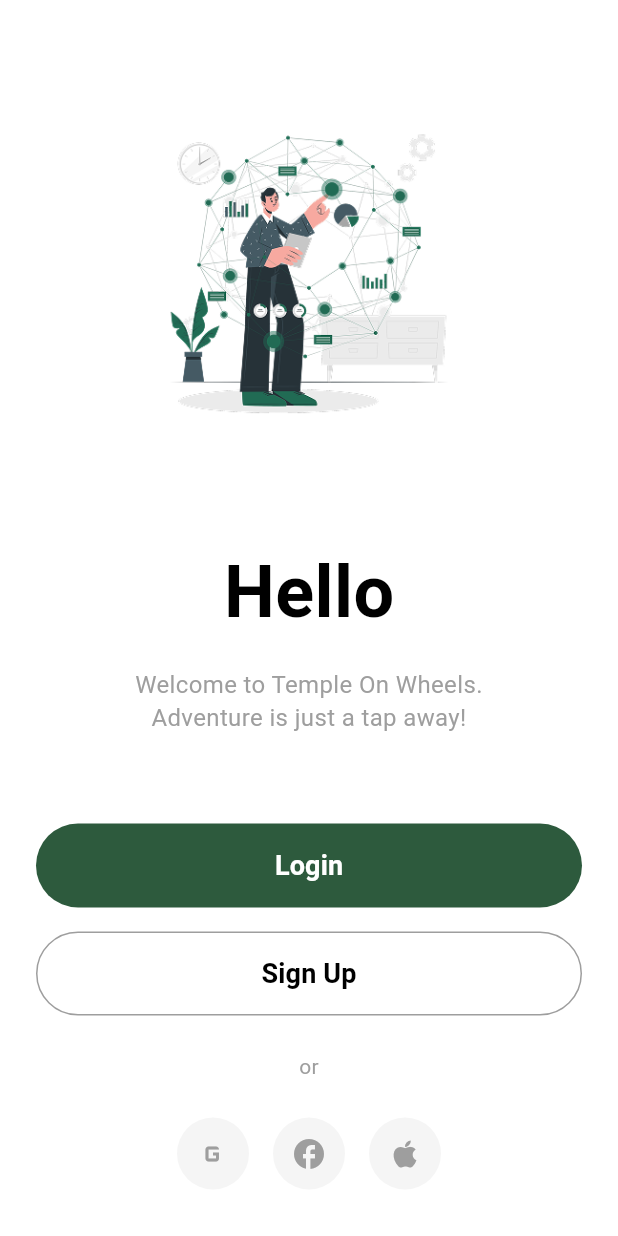
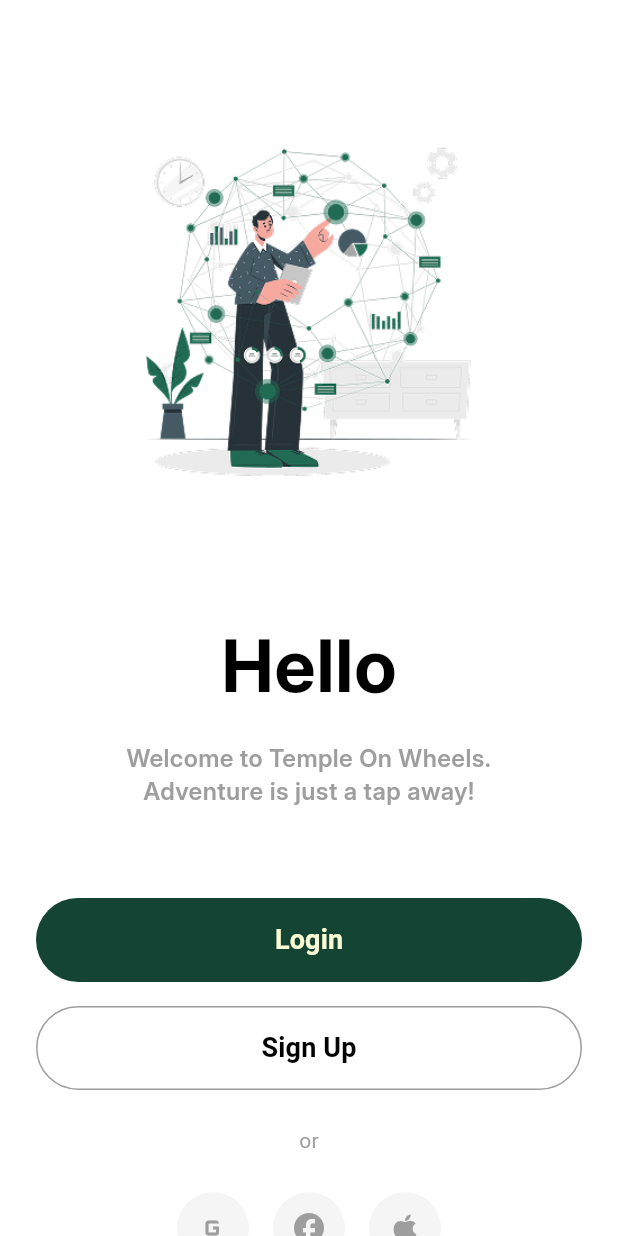
Before and after one commit to Sovichet-Rathanak/Temple-On-Wheel, a Flutter app: the screen it shows after launch, after a tap on "Start Your Journey", on a phone screen of 412 x 824 dp. Run offline on Flutter 3.47's test engine with Material 3 defaults, Android fonts, the phone set to English and light mode, and no system bars; our stand-ins replace carousel_slider, firebase_auth, firebase_core, flutter_credit_card, flutter_rating_bar, go_router; accounts and stored records are empty.

Commit message:
polish landing and auth page

```diff
--- a/lib/screens/Authen_Pages/landing_screen.dart
+++ b/lib/screens/Authen_Pages/landing_screen.dart
@@ -1,5 +1,6 @@
 import 'package:flutter/material.dart';
 import 'package:go_router/go_router.dart';
+import 'package:temple_on_wheel/constants/theme.dart';
 
 class LandingScreen extends StatelessWidget {
   const LandingScreen({super.key});
@@ -12,52 +13,53 @@ class LandingScreen extends StatelessWidget {
         child: Padding(
           padding: const EdgeInsets.symmetric(horizontal: 24.0),
           child: Column(
-            mainAxisAlignment: MainAxisAlignment.center,
             children: [
               const Spacer(),
 
-              // Main illustration - clickable but no navigation
+              // Main illustration - larger
               GestureDetector(
                 onTap: () {
-                  // Image is clickable but doesn't navigate anywhere
                   print('Landing image tapped');
                 },
-                child: Container(
-                  width: 300,
-                  height: 200,
-                  child: Image.asset(
-                    'assets/landing.png',
-                    width: 300,
-                    height: 200,
-                    fit: BoxFit.contain,
-                  ),
+                child: SizedBox(
+                  width: MediaQuery.of(context).size.width * 2,
+                  height: MediaQuery.of(context).size.width * .7,
+                  child: Image.asset('assets/landing.png', fit: BoxFit.contain),
                 ),
               ),
 
               const SizedBox(height: 40),
 
-              // Title
-              const Text(
+              // Title aligned to start
+              Align(
+                alignment: Alignment.centerLeft,
+                child: Text(
                   'Temple\nOn\nWheels',
-                textAlign: TextAlign.center,
-                style: TextStyle(
+                  textAlign: TextAlign.left,
+                  style: const TextStyle(
                     fontSize: 48,
+                    fontFamily: "ClimateCrisis",
                     fontWeight: FontWeight.bold,
                     color: Colors.black,
                     height: 1.1,
                   ),
                 ),
+              ),
 
               const SizedBox(height: 24),
 
-              // Subtitle
-              const Text(
+              // Subtitle aligned to start
+              Align(
+                alignment: Alignment.centerLeft,
+                child: Text(
                   'Ride through the heart of Siem Reap and uncover its hidden wonders.',
-                textAlign: TextAlign.center,
-                style: TextStyle(
+                  textAlign: TextAlign.left,
+                  style: const TextStyle(
                     fontSize: 16,
+                    fontWeight: FontWeight.w600,
                     color: Colors.grey,
                     height: 1.4,
+                  ),
                 ),
               ),
 
@@ -72,8 +74,8 @@ class LandingScreen extends StatelessWidget {
                     context.push('/onboarding');
                   },
                   style: ElevatedButton.styleFrom(
-                    backgroundColor: const Color(0xFF2D5A3D),
-                    foregroundColor: Colors.white,
+                    backgroundColor: kMainThemeColor,
+                    foregroundColor: kSecondaryThemeColor,
                     shape: RoundedRectangleBorder(
                       borderRadius: BorderRadius.circular(28),
                     ),
@@ -82,8 +84,9 @@ class LandingScreen extends StatelessWidget {
                   child: const Text(
                     'Start Your Journey',
                     style: TextStyle(
+                      fontFamily: "Inter",
                       fontSize: 18,
-                      fontWeight: FontWeight.w600,
+                      fontWeight: FontWeight.bold,
                     ),
                   ),
                 ),
--- a/lib/screens/Authen_Pages/onboarding_screen.dart
+++ b/lib/screens/Authen_Pages/onboarding_screen.dart
@@ -1,5 +1,6 @@
 import 'package:flutter/material.dart';
 import 'package:go_router/go_router.dart';
+import 'package:temple_on_wheel/constants/theme.dart';
 
 class OnboardingScreen extends StatelessWidget {
   const OnboardingScreen({super.key});
@@ -14,7 +15,8 @@ class OnboardingScreen extends StatelessWidget {
             padding: const EdgeInsets.symmetric(horizontal: 24.0),
             child: ConstrainedBox(
               constraints: BoxConstraints(
-                minHeight: MediaQuery.of(context).size.height -
+                minHeight:
+                    MediaQuery.of(context).size.height -
                     MediaQuery.of(context).padding.top -
                     MediaQuery.of(context).padding.bottom,
               ),
@@ -23,18 +25,16 @@ class OnboardingScreen extends StatelessWidget {
                 children: [
                   const SizedBox(height: 40),
 
-                  // Main illustration - clickable but no navigation
+                  // Main illustration - larger image
                   GestureDetector(
                     onTap: () {
                       print('Onboarding image tapped');
                     },
                     child: Container(
-                      width: 280,
-                      height: 280,
+                      width: MediaQuery.of(context).size.width * 0.8,
+                      height: MediaQuery.of(context).size.width * 0.8,
                       child: Image.asset(
                         'assets/Authen.png',
-                        width: 280,
-                        height: 280,
                         fit: BoxFit.contain,
                       ),
                     ),
@@ -47,6 +47,7 @@ class OnboardingScreen extends StatelessWidget {
                     'Hello',
                     style: TextStyle(
                       fontSize: 48,
+                      fontFamily: "Inter",
                       fontWeight: FontWeight.bold,
                       color: Colors.black,
                     ),
@@ -59,7 +60,9 @@ class OnboardingScreen extends StatelessWidget {
                     'Welcome to Temple On Wheels.\nAdventure is just a tap away!',
                     textAlign: TextAlign.center,
                     style: TextStyle(
+                      fontFamily: "Inter",
                       fontSize: 16,
+                      fontWeight: FontWeight.w600,
                       color: Colors.grey,
                       height: 1.4,
                     ),
@@ -76,8 +79,8 @@ class OnboardingScreen extends StatelessWidget {
                         context.push('/signin');
                       },
                       style: ElevatedButton.styleFrom(
-                        backgroundColor: const Color(0xFF2D5A3D),
-                        foregroundColor: Colors.white,
+                        backgroundColor: kMainThemeColor,
+                        foregroundColor: kSecondaryThemeColor,
                         shape: RoundedRectangleBorder(
                           borderRadius: BorderRadius.circular(28),
                         ),
@@ -125,10 +128,7 @@ class OnboardingScreen extends StatelessWidget {
                   // Or text
                   const Text(
                     'or',
-                    style: TextStyle(
-                      color: Colors.grey,
-                      fontSize: 14,
-                    ),
+                    style: TextStyle(color: Colors.grey, fontSize: 14),
                   ),
 
                   const SizedBox(height: 24),
@@ -196,7 +196,6 @@ class OnboardingScreen extends StatelessWidget {
                     ],
                   ),
 
-
                   const SizedBox(height: 40),
                 ],
               ),
```
Also changed, not shown: lib/screens/Authen_Pages/signIn_screen.dart (+36 -13 lines), lib/screens/Authen_Pages/signUp_screen.dart (+15 -12 lines), lib/screens/detail_screen.dart (+27 -8 lines). Lines whose indentation alone changed are shown as unchanged.
